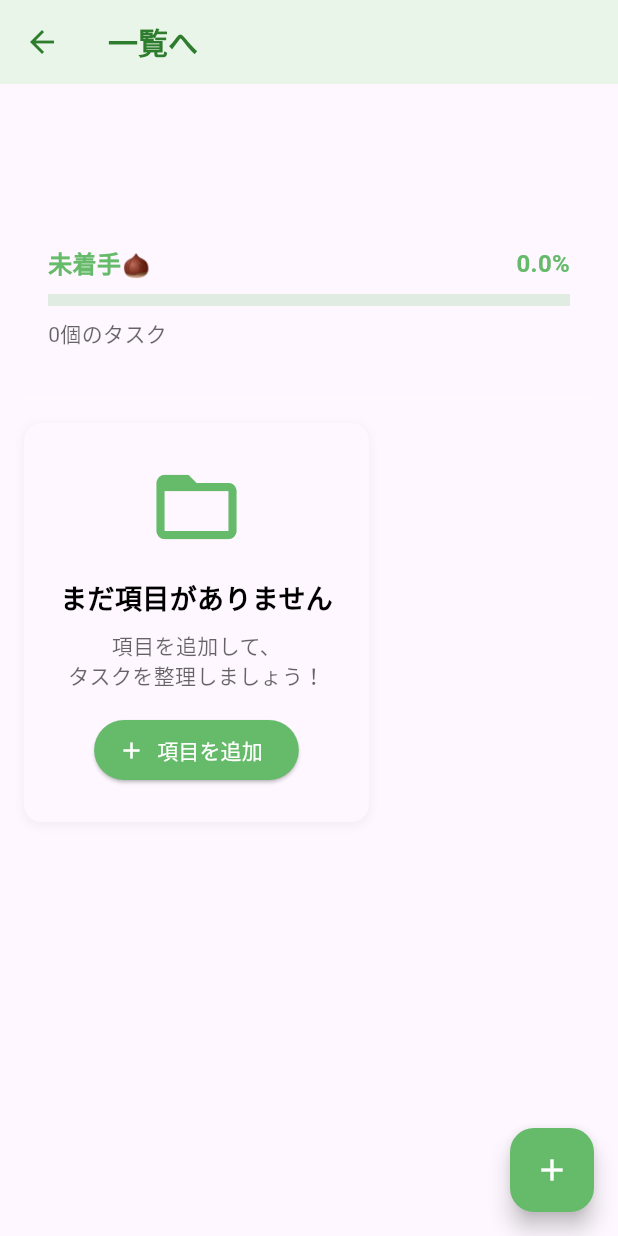
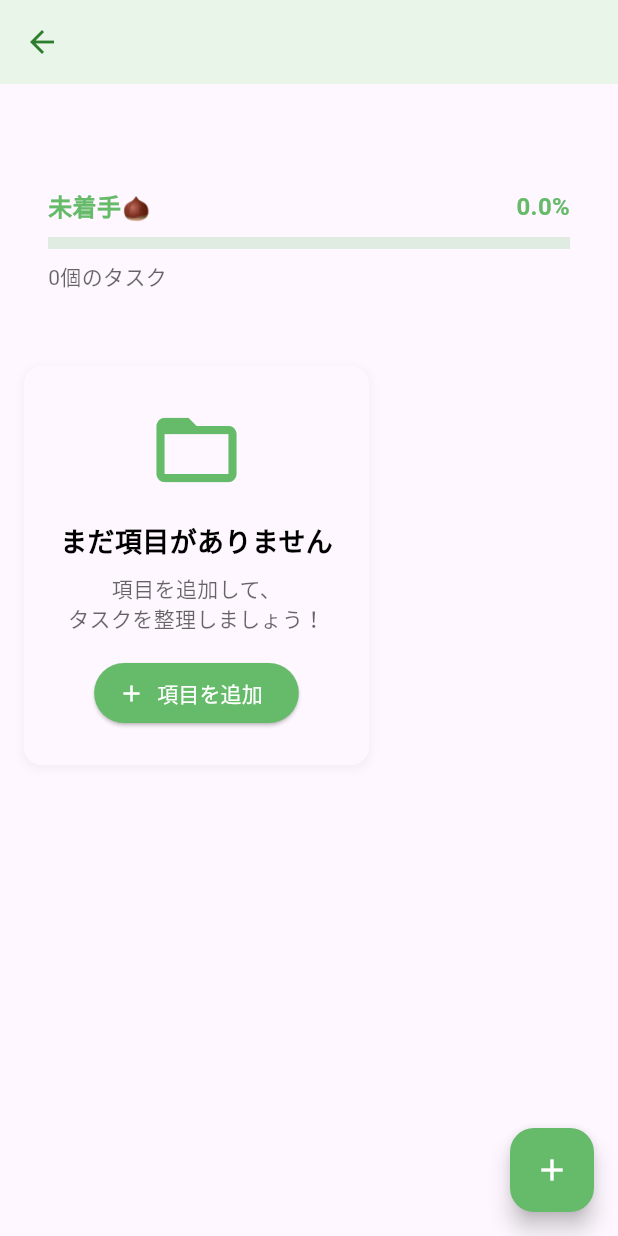
Before and after one commit to IT-Engineer-K/yutrutasu, a Flutter app: the YaruKotoDetailView screen opened directly with empty values, on a phone screen of 412 x 824 dp. Run offline on Flutter 3.47's test engine with Material 3 defaults, Android fonts, the phone set to English and light mode, and no system bars; our stand-ins replace flutter_dotenv, shared_preferences; accounts and stored records are empty; generated files the repository leaves out were written again; Roboto replaces fonts that are missing (NotoSansJP).

Commit message:
プロジェクト名表示移動してスッキリ

```diff
--- a/lib/src/views/yaru_koto_detail_view.dart
+++ b/lib/src/views/yaru_koto_detail_view.dart
@@ -24,7 +24,7 @@ class YaruKotoDetailView extends StatelessWidget {
       backgroundColor: theme.scaffoldBackgroundColor,
       appBar: AppBar(
         title: Text(
-          '一覧へ',
+          yaruKoto.title,
           style: theme.appBarTheme.titleTextStyle,
         ),
         backgroundColor: theme.appBarTheme.backgroundColor,
@@ -177,17 +177,7 @@ class _ProjectHeader extends StatelessWidget {
       child: Column(
         crossAxisAlignment: CrossAxisAlignment.start,
         children: [
-          // プロジェクトタイトル
-          Text(
-            yaruKoto.title,
-            style: TextStyle(
-              fontSize: 24,
-              fontWeight: FontWeight.bold,
-              color: theme.colorScheme.primary,
-            ),
-          ),
           if (yaruKoto.description != null) ...[
-            const SizedBox(height: 4),
             Text(
               yaruKoto.description!,
               style: TextStyle(
@@ -195,8 +185,8 @@ class _ProjectHeader extends StatelessWidget {
                 color: theme.colorScheme.onSurface.withOpacity(0.7),
               ),
             ),
+            const SizedBox(height: 16),
           ],
-          const SizedBox(height: 16),
           // 進捗情報
           Row(
             mainAxisAlignment: MainAxisAlignment.spaceBetween,
```
